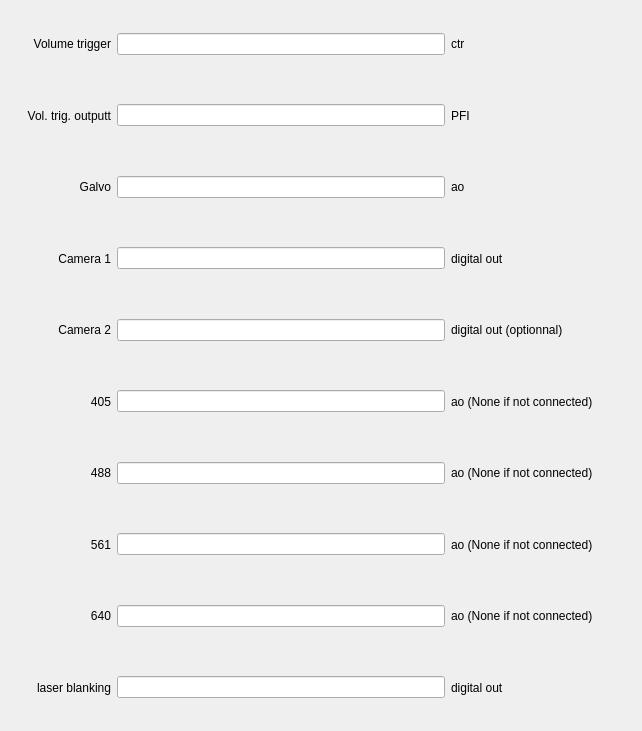
First picture: the form in widget/ui_set_DAQ.ui, repository thibault-brugiere/OPM_GUI, before the edit.
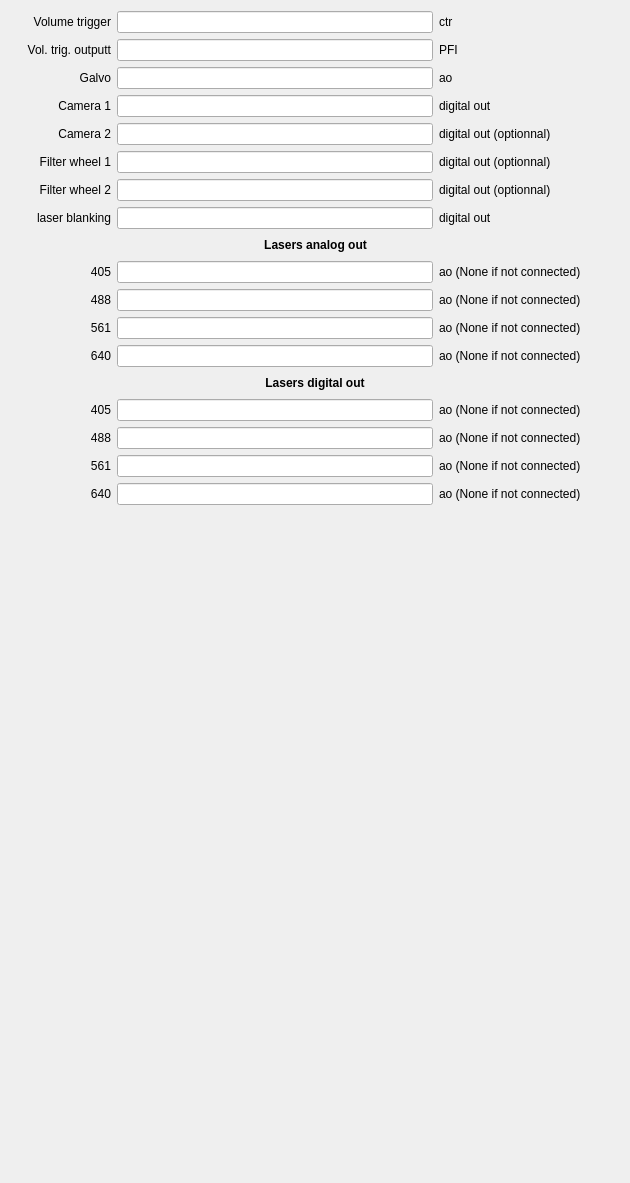
Second picture: the form after the edit.

```diff
--- a/widget/ui_set_DAQ.ui
+++ b/widget/ui_set_DAQ.ui
@@ -6,8 +6,8 @@
    <rect>
     <x>0</x>
     <y>0</y>
-    <width>642</width>
-    <height>731</height>
+    <width>630</width>
+    <height>1183</height>
    </rect>
   </property>
   <property name="windowTitle">
@@ -198,6 +198,160 @@
      </item>
     </layout>
    </item>
+   <item>
+    <layout class="QHBoxLayout" name="horizontalLayout_11">
+     <item>
+      <widget class="QLabel" name="label_filter_wheel_1">
+       <property name="minimumSize">
+        <size>
+         <width>100</width>
+         <height>0</height>
+        </size>
+       </property>
+       <property name="text">
+        <string>Filter wheel 1</string>
+       </property>
+       <property name="alignment">
+        <set>Qt::AlignRight|Qt::AlignTrailing|Qt::AlignVCenter</set>
+       </property>
+      </widget>
+     </item>
+     <item>
+      <widget class="QLineEdit" name="lineEdit_filter_wheel_1"/>
+     </item>
+     <item>
+      <widget class="QLabel" name="label_camera2_out_2">
+       <property name="minimumSize">
+        <size>
+         <width>180</width>
+         <height>0</height>
+        </size>
+       </property>
+       <property name="text">
+        <string>digital out (optionnal)</string>
+       </property>
+      </widget>
+     </item>
+    </layout>
+   </item>
+   <item>
+    <layout class="QHBoxLayout" name="horizontalLayout_12">
+     <item>
+      <widget class="QLabel" name="label_filter_wheel_2">
+       <property name="minimumSize">
+        <size>
+         <width>100</width>
+         <height>0</height>
+        </size>
+       </property>
+       <property name="text">
+        <string>Filter wheel 2</string>
+       </property>
+       <property name="alignment">
+        <set>Qt::AlignRight|Qt::AlignTrailing|Qt::AlignVCenter</set>
+       </property>
+      </widget>
+     </item>
+     <item>
+      <widget class="QLineEdit" name="lineEdit_filter_wheel_2"/>
+     </item>
+     <item>
+      <widget class="QLabel" name="label_camera2_out_3">
+       <property name="minimumSize">
+        <size>
+         <width>180</width>
+         <height>0</height>
+        </size>
+       </property>
+       <property name="text">
+        <string>digital out (optionnal)</string>
+       </property>
+      </widget>
+     </item>
+    </layout>
+   </item>
+   <item>
+    <layout class="QHBoxLayout" name="horizontalLayout_8">
+     <item>
+      <widget class="QLabel" name="label_laser_blanking">
+       <property name="minimumSize">
+        <size>
+         <width>100</width>
+         <height>0</height>
+        </size>
+       </property>
+       <property name="text">
+        <string>laser blanking</string>
+       </property>
+       <property name="alignment">
+        <set>Qt::AlignRight|Qt::AlignTrailing|Qt::AlignVCenter</set>
+       </property>
+      </widget>
+     </item>
+     <item>
+      <widget class="QLineEdit" name="lineEdit_laser_blanking"/>
+     </item>
+     <item>
+      <widget class="QLabel" name="label_laser_blanking_out">
+       <property name="minimumSize">
+        <size>
+         <width>180</width>
+         <height>0</height>
+        </size>
+       </property>
+       <property name="text">
+        <string>digital out</string>
+       </property>
+      </widget>
+     </item>
+    </layout>
+   </item>
+   <item>
+    <layout class="QHBoxLayout" name="horizontalLayout_13">
+     <item>
+      <spacer name="horizontalSpacer_7">
+       <property name="orientation">
+        <enum>Qt::Horizontal</enum>
+       </property>
+       <property name="sizeHint" stdset="0">
+        <size>
+         <width>40</width>
+         <height>20</height>
+        </size>
+       </property>
+      </spacer>
+     </item>
+     <item>
+      <widget class="QLabel" name="label_lasers_analog">
+       <property name="font">
+        <font>
+         <weight>75</weight>
+         <bold>true</bold>
+        </font>
+       </property>
+       <property name="text">
+        <string>Lasers analog out</string>
+       </property>
+       <property name="alignment">
+        <set>Qt::AlignCenter</set>
+       </property>
+      </widget>
+     </item>
+     <item>
+      <spacer name="horizontalSpacer_8">
+       <property name="orientation">
+        <enum>Qt::Horizontal</enum>
+       </property>
+       <property name="sizeHint" stdset="0">
+        <size>
+         <width>40</width>
+         <height>20</height>
+        </size>
+       </property>
+      </spacer>
+     </item>
+    </layout>
+   </item>
    <item>
     <layout class="QHBoxLayout" name="horizontalLayout_4">
      <item>
@@ -343,9 +497,55 @@
     </layout>
    </item>
    <item>
-    <layout class="QHBoxLayout" name="horizontalLayout_8">
+    <layout class="QHBoxLayout" name="horizontalLayout_14">
      <item>
-      <widget class="QLabel" name="label_laser_blanking">
+      <spacer name="horizontalSpacer_9">
+       <property name="orientation">
+        <enum>Qt::Horizontal</enum>
+       </property>
+       <property name="sizeHint" stdset="0">
+        <size>
+         <width>40</width>
+         <height>20</height>
+        </size>
+       </property>
+      </spacer>
+     </item>
+     <item>
+      <widget class="QLabel" name="label_lasers_digital">
+       <property name="font">
+        <font>
+         <weight>75</weight>
+         <bold>true</bold>
+        </font>
+       </property>
+       <property name="text">
+        <string>Lasers digital out</string>
+       </property>
+       <property name="alignment">
+        <set>Qt::AlignCenter</set>
+       </property>
+      </widget>
+     </item>
+     <item>
+      <spacer name="horizontalSpacer_10">
+       <property name="orientation">
+        <enum>Qt::Horizontal</enum>
+       </property>
+       <property name="sizeHint" stdset="0">
+        <size>
+         <width>40</width>
+         <height>20</height>
+        </size>
+       </property>
+      </spacer>
+     </item>
+    </layout>
+   </item>
+   <item>
+    <layout class="QHBoxLayout" name="horizontalLayout_16">
+     <item>
+      <widget class="QLabel" name="label_laser_406">
        <property name="minimumSize">
         <size>
          <width>100</width>
@@ -353,7 +553,7 @@
         </size>
        </property>
        <property name="text">
-        <string>laser blanking</string>
+        <string>405</string>
        </property>
        <property name="alignment">
         <set>Qt::AlignRight|Qt::AlignTrailing|Qt::AlignVCenter</set>
@@ -361,10 +561,10 @@
       </widget>
      </item>
      <item>
-      <widget class="QLineEdit" name="lineEdit_laser_blanking"/>
+      <widget class="QLineEdit" name="lineEdit_laser_do_405"/>
      </item>
      <item>
-      <widget class="QLabel" name="label_laser_blanking_out">
+      <widget class="QLabel" name="label_laser_405_out_2">
        <property name="minimumSize">
         <size>
          <width>180</width>
@@ -372,12 +572,133 @@
         </size>
        </property>
        <property name="text">
-        <string>digital out</string>
+        <string>ao (None if not connected)</string>
        </property>
       </widget>
      </item>
     </layout>
    </item>
+   <item>
+    <layout class="QHBoxLayout" name="horizontalLayout_15">
+     <item>
+      <widget class="QLabel" name="label_laser_489">
+       <property name="minimumSize">
+        <size>
+         <width>100</width>
+         <height>0</height>
+        </size>
+       </property>
+       <property name="text">
+        <string>488</string>
+       </property>
+       <property name="alignment">
+        <set>Qt::AlignRight|Qt::AlignTrailing|Qt::AlignVCenter</set>
+       </property>
+      </widget>
+     </item>
+     <item>
+      <widget class="QLineEdit" name="lineEdit_laser_do_488"/>
+     </item>
+     <item>
+      <widget class="QLabel" name="label_laser_488_out_2">
+       <property name="minimumSize">
+        <size>
+         <width>180</width>
+         <height>0</height>
+        </size>
+       </property>
+       <property name="text">
+        <string>ao (None if not connected)</string>
+       </property>
+      </widget>
+     </item>
+    </layout>
+   </item>
+   <item>
+    <layout class="QHBoxLayout" name="horizontalLayout_17">
+     <item>
+      <widget class="QLabel" name="label_laser_562">
+       <property name="minimumSize">
+        <size>
+         <width>100</width>
+         <height>0</height>
+        </size>
+       </property>
+       <property name="text">
+        <string>561</string>
+       </property>
+       <property name="alignment">
+        <set>Qt::AlignRight|Qt::AlignTrailing|Qt::AlignVCenter</set>
+       </property>
+      </widget>
+     </item>
+     <item>
+      <widget class="QLineEdit" name="lineEdit_laser_do_561"/>
+     </item>
+     <item>
+      <widget class="QLabel" name="label_laser_561_out_2">
+       <property name="minimumSize">
+        <size>
+         <width>180</width>
+         <height>0</height>
+        </size>
+       </property>
+       <property name="text">
+        <string>ao (None if not connected)</string>
+       </property>
+      </widget>
+     </item>
+    </layout>
+   </item>
+   <item>
+    <layout class="QHBoxLayout" name="horizontalLayout_18">
+     <item>
+      <widget class="QLabel" name="label_laser_641">
+       <property name="minimumSize">
+        <size>
+         <width>100</width>
+         <height>0</height>
+        </size>
+       </property>
+       <property name="text">
+        <string>640</string>
+       </property>
+       <property name="alignment">
+        <set>Qt::AlignRight|Qt::AlignTrailing|Qt::AlignVCenter</set>
+       </property>
+      </widget>
+     </item>
+     <item>
+      <widget class="QLineEdit" name="lineEdit_laser_do_640"/>
+     </item>
+     <item>
+      <widget class="QLabel" name="label_laser_640_out_2">
+       <property name="minimumSize">
+        <size>
+         <width>180</width>
+         <height>0</height>
+        </size>
+       </property>
+       <property name="text">
+        <string>ao (None if not connected)</string>
+       </property>
+      </widget>
+     </item>
+    </layout>
+   </item>
+   <item>
+    <spacer name="verticalSpacer">
+     <property name="orientation">
+      <enum>Qt::Vertical</enum>
+     </property>
+     <property name="sizeHint" stdset="0">
+      <size>
+       <width>20</width>
+       <height>658</height>
+      </size>
+     </property>
+    </spacer>
+   </item>
   </layout>
  </widget>
  <resources/>
```
Left out of the diff: 8 changed lines with no effect on the pictures.
